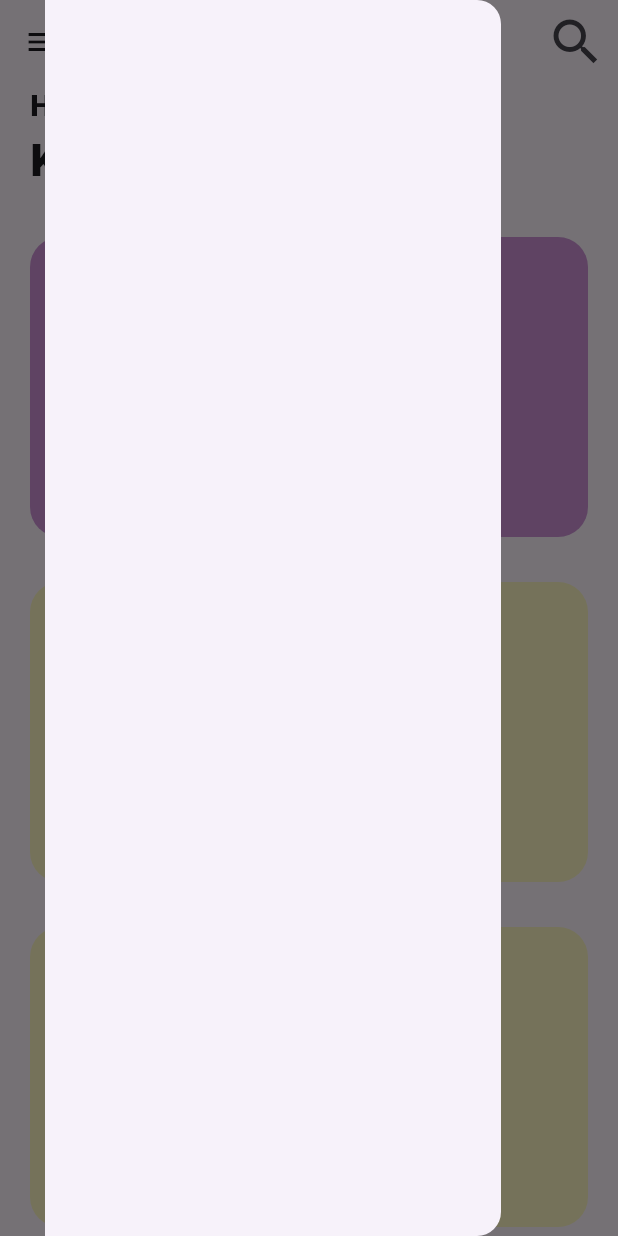
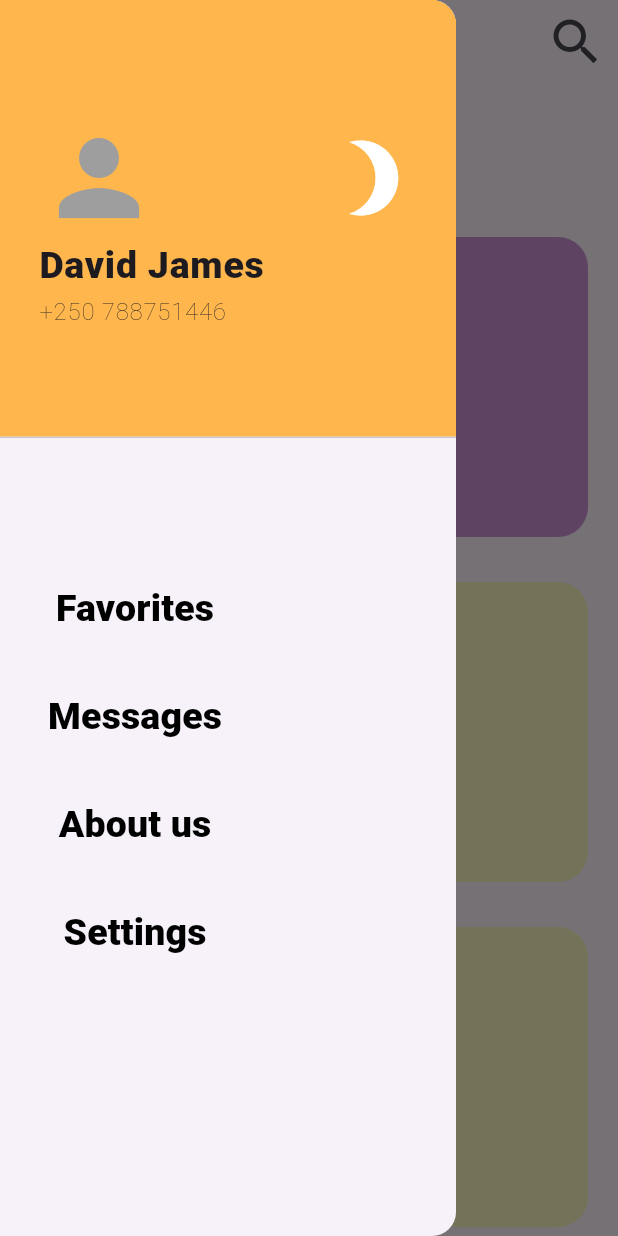
Before and after one commit to ChrisKamanzi/lost-and-found, a Flutter app: the homepage screen opened by its route, with the side drawer open, on a phone screen of 412 x 824 dp. Run offline on Flutter 3.47's test engine with Material 3 defaults, Android fonts, the light colour scheme and no system bars; our stand-ins replace flutter_riverpod, go_router, google_fonts, image_picker, riverpod; Roboto replaces fonts that are missing (Brawler).

Commit message:
worked on the drawer.dart

```diff
--- a/lib/pages/home/home.dart
+++ b/lib/pages/home/home.dart
@@ -2,6 +2,7 @@ import 'package:flutter/material.dart';
 import 'package:go_router/go_router.dart';
 import 'package:google_fonts/google_fonts.dart';
 import 'package:lost_and_found/pages/home/lost_found_items.dart';
+import 'package:lost_and_found/widgets/drawer.dart';
 
 class homepage extends StatelessWidget {
   const homepage({super.key});
@@ -14,10 +15,7 @@ class homepage extends StatelessWidget {
           IconButton(onPressed: () {}, icon: Icon(Icons.search, size: 40)),
         ],
       ),
-      drawer: Padding(
-        padding: const EdgeInsets.only(left: 30),
-        child: Drawer(),
-      ),
+      drawer: drawer(),
       body: SingleChildScrollView(
         child: Padding(
           padding: const EdgeInsets.only(left: 20, right: 20),
--- /dev/null
+++ b/lib/widgets/drawer.dart
@@ -0,0 +1,146 @@
+import 'package:flutter/material.dart';
+import 'package:go_router/go_router.dart';
+import 'package:google_fonts/google_fonts.dart';
+
+class drawer extends StatelessWidget {
+  const drawer({super.key});
+
+  @override
+  Widget build(BuildContext context) {
+    return Drawer(
+      child: Column(
+        crossAxisAlignment: CrossAxisAlignment.start,
+        children: [
+          SizedBox(
+            height: 300,
+            width: double.infinity,
+            child: DrawerHeader(
+              decoration: BoxDecoration(color: Colors.orange.shade300),
+              child: Padding(
+                padding: const EdgeInsets.only(left: 10, right: 10),
+                child: Column(
+                  mainAxisAlignment: MainAxisAlignment.center,
+                  crossAxisAlignment: CrossAxisAlignment.start,
+
+                  children: [
+                    Row(
+                      mainAxisAlignment: MainAxisAlignment.spaceBetween,
+                      children: [
+                        Icon(
+                          Icons.person,
+                          size: 80,
+                          color: Colors.grey.shade500,
+                        ),
+                        Icon(
+                          Icons.brightness_3_sharp,
+                          size: 60,
+                          color: Colors.white,
+                        ),
+                      ],
+                    ),
+                    Text(
+                      'David James',
+                      style: GoogleFonts.brawler(
+                        textStyle: TextStyle(
+                          fontSize: 25,
+                          fontWeight: FontWeight.w900,
+                        ),
+                      ),
+                    ),
+                    Text(
+                      '+250 788751446',
+                      style: GoogleFonts.brawler(fontWeight: FontWeight.w200),
+                    ),
+                  ],
+                ),
+              ),
+            ),
+          ),
+          SizedBox(height: 80),
+
+          Padding(
+            padding: const EdgeInsets.only(left: 20),
+            child: Column(
+              children: [
+                TextButton(
+                  onPressed: () {
+                    //  context.push('/favorites');
+                  },
+                  child: Text(
+                    'Favorites',
+                    style: GoogleFonts.brawler(
+                      fontSize: 25,
+                      color: Colors.black,
+                      fontWeight: FontWeight.w800,
+                    ),
+                  ),
+                ),
+                SizedBox(height: 20),
+
+                TextButton(
+                  onPressed: () {
+                    context.push('/messages');
+                  },
+                  child: Text(
+                    'Messages',
+                    style: GoogleFonts.brawler(
+                      textStyle: TextStyle(
+                        fontWeight: FontWeight.w800,
+                        color: Colors.black,
+                        fontSize: 25,
+                      ),
+                    ),
+                  ),
+                ),
+                SizedBox(height: 20),
+
+                TextButton(
+                  onPressed: () {
+                    context.push('/about');
+                  },
+                  child: Text(
+                    'About us',
+                    style: GoogleFonts.brawler(
+                      textStyle: TextStyle(
+                        fontWeight: FontWeight.w800,
+                        fontSize: 25,
+                        color: Colors.black,
+                      ),
+                    ),
+                  ),
+                ),
+                SizedBox(height: 20),
+                TextButton(
+                  onPressed: () {
+                    context.push('/settings');
+                  },
+                  child: Text(
+                    'Settings',
+                    style: GoogleFonts.brawler(
+                      textStyle: TextStyle(
+                        fontSize: 25,
+                        color: Colors.black,
+                        fontWeight: FontWeight.w800,
+                      ),
+                    ),
+                  ),
+                ),
+                SizedBox(height: 200),
+                TextButton(
+                  onPressed: () {},
+                  child: Text('LogOut',
+                      style: GoogleFonts.brawler(
+                        textStyle: TextStyle(
+                          fontSize: 20,
+                          fontWeight: FontWeight.w300
+                        )
+                      )),
+                ),
+              ],
+            ),
+          ),
+        ],
+      ),
+    );
+  }
+}
```
